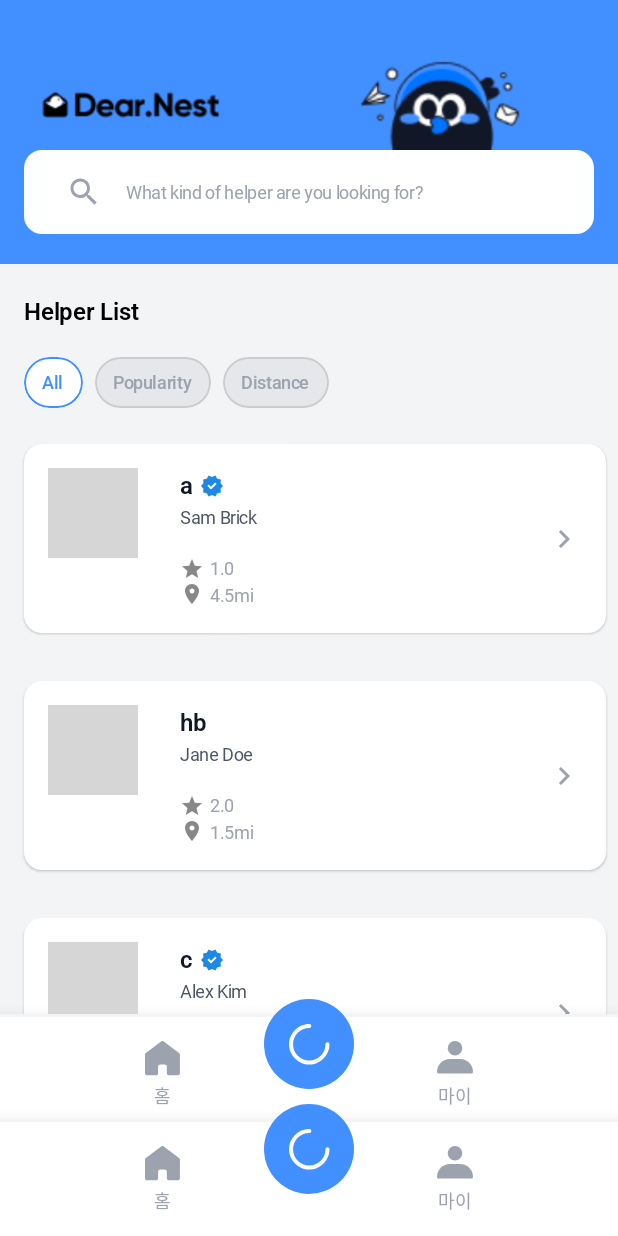
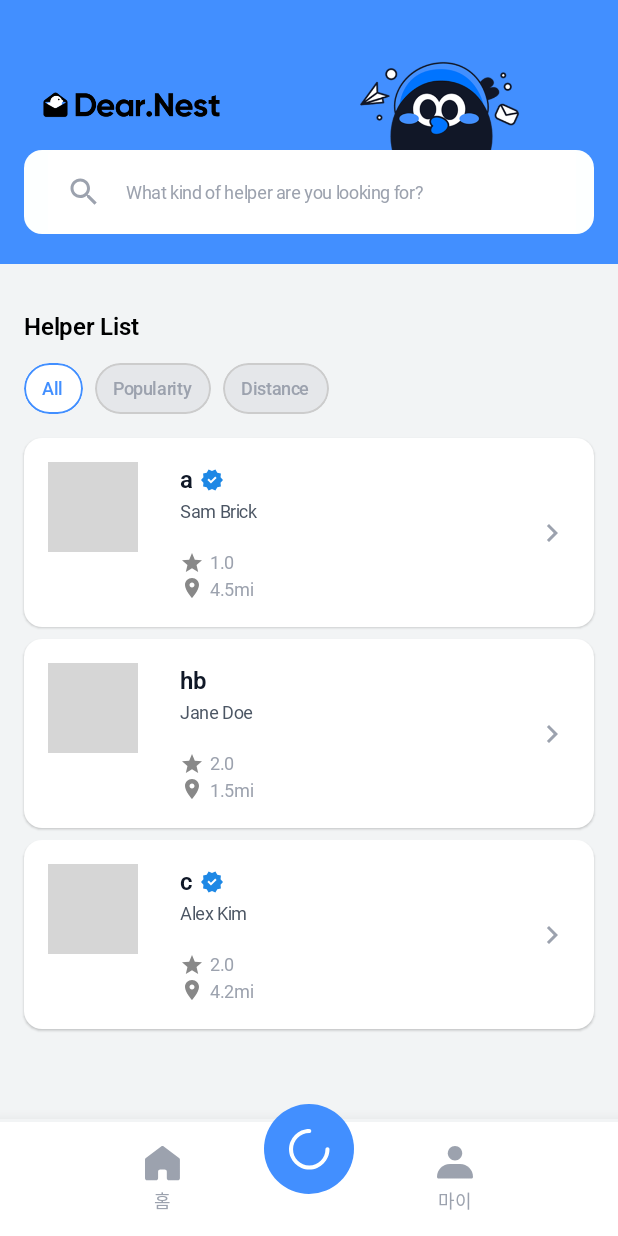
Before and after one commit to SOPT-all/37-SOPKATHON-ANDROID-ANDROID3, an Android app built with Jetpack Compose: the screen it shows after launch (MainActivity), on a phone screen of 412 x 824 dp. Run offline under Robolectric (Android 15) with nearby library versions, the phone set to English and light mode, and no system bars; pictures from the network do not load; Roboto replaces fonts that are not available here; grey boxes are pictures that could not be loaded.

Commit message:
fix/#37: 메인 UI 수정

```diff
--- a/app/src/main/java/org/sopt/soptackthon_app_3/presentation/yubin/YubinScreen.kt
+++ b/app/src/main/java/org/sopt/soptackthon_app_3/presentation/yubin/YubinScreen.kt
@@ -15,6 +15,7 @@ import androidx.compose.foundation.background
 import androidx.compose.foundation.border
 import androidx.compose.foundation.clickable
 import androidx.compose.foundation.layout.*
+import androidx.compose.foundation.layout.Arrangement
 import androidx.compose.foundation.lazy.LazyColumn
 import androidx.compose.foundation.lazy.items
 import androidx.compose.foundation.shape.CircleShape
@@ -59,9 +60,6 @@ fun YubinScreen(
     modifier: Modifier = Modifier,
     navigateToDoyeon: () -> Unit = {},
 ) {
-    Scaffold(
-        bottomBar = { MainBottomBar() }
-    ) { paddingValues ->
     Column(
         modifier = Modifier
             .fillMaxSize()
@@ -78,16 +76,16 @@ fun YubinScreen(
                     modifier.height(IntrinsicSize.Max), verticalAlignment = Alignment.Bottom
                 ) {
                     Image(
-                            painter = painterResource(R.drawable.logo),
+                        painter = painterResource(R.drawable.img_logo_x3),
                         contentDescription = "logo",
                         Modifier
                             .width(150.dp)
                             .height(60.dp)
                             .padding(start = 2.dp, end = 10.dp)
                     )
-                        Spacer(modifier=modifier.width(30.dp))
+                    Spacer(modifier = modifier.width(30.dp))
                     Image(
-                            painter = painterResource(R.drawable.img_character1),
+                        painter = painterResource(R.drawable.img_character_01_x3),
                         contentDescription = "logo",
                         Modifier
                             .width(200.dp)
@@ -109,7 +107,13 @@ fun YubinScreen(
                             color = SopkathonTheme.colors.primary500
                         )
                     },
-                        leadingIcon = { Icon(Icons.Default.Search, contentDescription = "Search", tint =SopkathonTheme.colors.primary500)},
+                    leadingIcon = {
+                        Icon(
+                            Icons.Default.Search,
+                            contentDescription = "Search",
+                            tint = SopkathonTheme.colors.primary500
+                        )
+                    },
                     modifier = Modifier
                         .fillMaxWidth()
                         .background(
@@ -144,23 +148,22 @@ fun YubinScreen(
             LazyColumn(
                 modifier = Modifier
                     .fillMaxSize()
-                        .padding(paddingValues)
-                        .background(SopkathonTheme.colors.primary200)
-
+                    .background(SopkathonTheme.colors.primary200),
+                contentPadding = PaddingValues(vertical = 16.dp),
+                verticalArrangement = Arrangement.spacedBy(8.dp)
                 // BottomBar 영역 확보
             ) {
                 // Mock Data를 사용하여 목록을 채웁니다.
                 items(mockHelperList) { user ->
                     CompactUserInformationComponent(
                         user = user,
-                            onUserClick = { /* Handle click */ }
+                        onUserClick = navigateToDoyeon
                     )
                 }
             }
 
         }
 
-        }
     }
 }
 
@@ -202,7 +205,7 @@ private fun TopSearchAndTitleSection(modifier: Modifier = Modifier) {
             text = "Helper List",
             style = SopkathonTheme.typography.title.titleSb16,
             color = Color.Black,
-            modifier = Modifier.offset(y = (-10).dp) // 검색창이 위로 올라가면서 생긴 공간 메우기
+//            modifier = Modifier.offset(y = (-10).dp) // 검색창이 위로 올라가면서 생긴 공간 메우기
         )
     }
 
@@ -215,7 +218,8 @@ private fun FilterButtons() {
     Row(
         modifier = Modifier
             .fillMaxWidth()
-            .padding(horizontal = 16.dp, vertical = 8.dp),
+            .padding(horizontal = 16.dp)
+            .padding(top = 12.dp),
         horizontalArrangement = Arrangement.spacedBy(8.dp)
     ) {
         FilterButton(text = "All", isSelected = true)
@@ -238,8 +242,7 @@ private fun FilterButton(text: String, isSelected: Boolean) {
             .clip(RoundedCornerShape(100.dp))
             .background(backgroundColor)
             .border(1.dp, borderColor, RoundedCornerShape(20.dp))
-            .padding(start = 12.dp, top = 8.dp, end = 12.dp, bottom = 8.dp)
-            .clickable { /* Handle filter click */ },
+            .padding(start = 12.dp, top = 8.dp, end = 12.dp, bottom = 8.dp),
         color = textColor,
         style = SopkathonTheme.typography.caption.captionM12
     )
--- a/app/src/main/java/org/sopt/soptackthon_app_3/presentation/yubin/component/userinformation.kt
+++ b/app/src/main/java/org/sopt/soptackthon_app_3/presentation/yubin/component/userinformation.kt
@@ -26,6 +26,7 @@ import androidx.compose.ui.unit.dp
 import coil.compose.AsyncImage
 import org.sopt.soptackthon_app_3.R
 import org.sopt.soptackthon_app_3.core.designsystem.theme.SopkathonTheme
+import org.sopt.soptackthon_app_3.core.util.noRippleClickable
 
 data class CompactUser(
     val name: String,
@@ -40,14 +41,14 @@ data class CompactUser(
 @Composable
 fun CompactUserInformationComponent(
     user: CompactUser,
-    onUserClick: (CompactUser) -> Unit,
+    onUserClick: () -> Unit,
     modifier: Modifier = Modifier
 ) {
     Card(
         modifier = modifier
             .fillMaxWidth()
-            .padding(start = 16.dp, top = 16.dp, end = 8.dp, bottom = 16.dp)
-            .clickable { onUserClick(user) },
+            .padding(horizontal = 16.dp)
+            .noRippleClickable(onClick = onUserClick),
         // 흰색 배경
         colors = CardDefaults.cardColors(containerColor = SopkathonTheme.colors.white),
         elevation = CardDefaults.cardElevation(defaultElevation = 1.dp),
```
Also changed, not shown: app/src/main/res/drawable/img_character_01_x3.png (added), app/src/main/res/drawable/img_logo_x3.png (added). Lines whose indentation alone changed are shown as unchanged.
